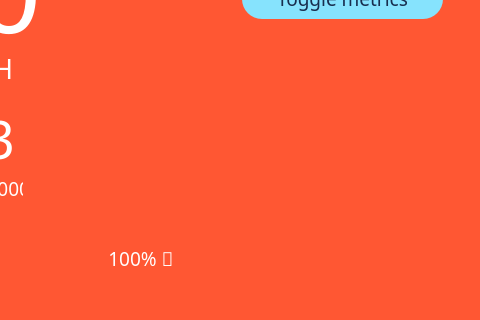
Before: the Qt Designer form apps/cluster/forms/CarManager.ui in SEAME-pt/2024-2025-HotWheels, drawn with Qt 5; both pictures show x 518 to 998 and y 281 to 601 of the 998 by 601 pixel window.
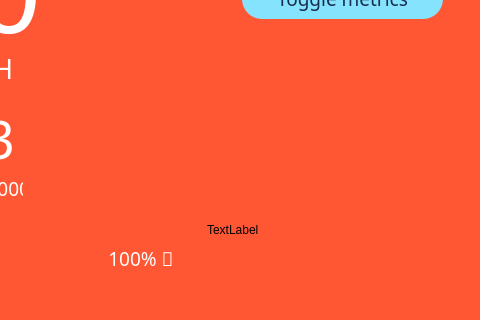
After: the same form once the commit is applied. Icons and pictures are not drawn.

Commit message: feat: Add inference image handling and display integration in CarManager and DisplayManager

What changed in the file:
```diff
--- a/apps/cluster/forms/CarManager.ui
+++ b/apps/cluster/forms/CarManager.ui
@@ -797,6 +797,22 @@
          </property>
         </widget>
        </widget>
+       <widget class="QLabel" name="inferenceLabel">
+        <property name="geometry">
+         <rect>
+          <x>725</x>
+          <y>436</y>
+          <width>261</width>
+          <height>151</height>
+         </rect>
+        </property>
+        <property name="text">
+         <string>TextLabel</string>
+        </property>
+        <property name="scaledContents">
+         <bool>true</bool>
+        </property>
+       </widget>
       </widget>
      </item>
     </layout>
```
The commit also changes 6 other files.
